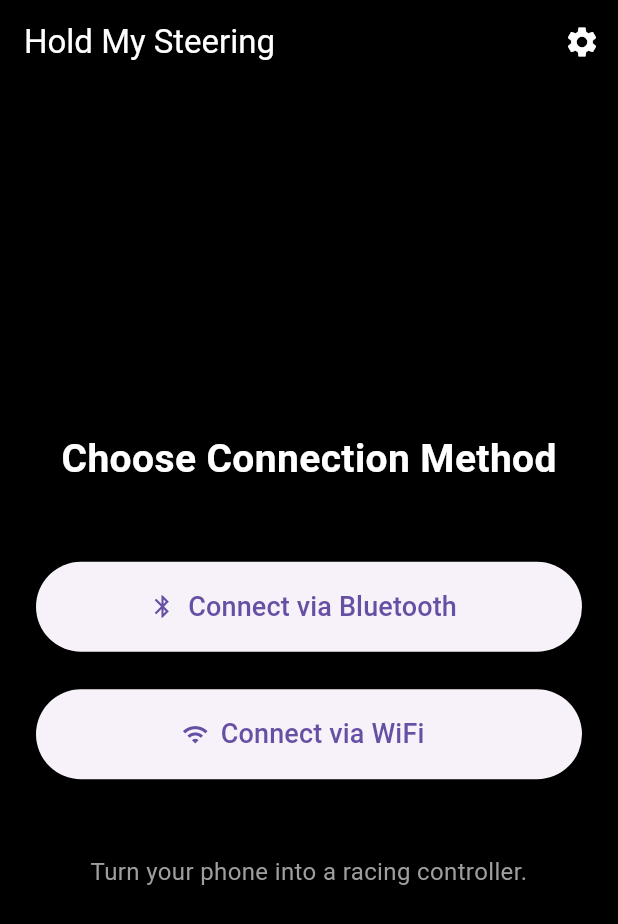
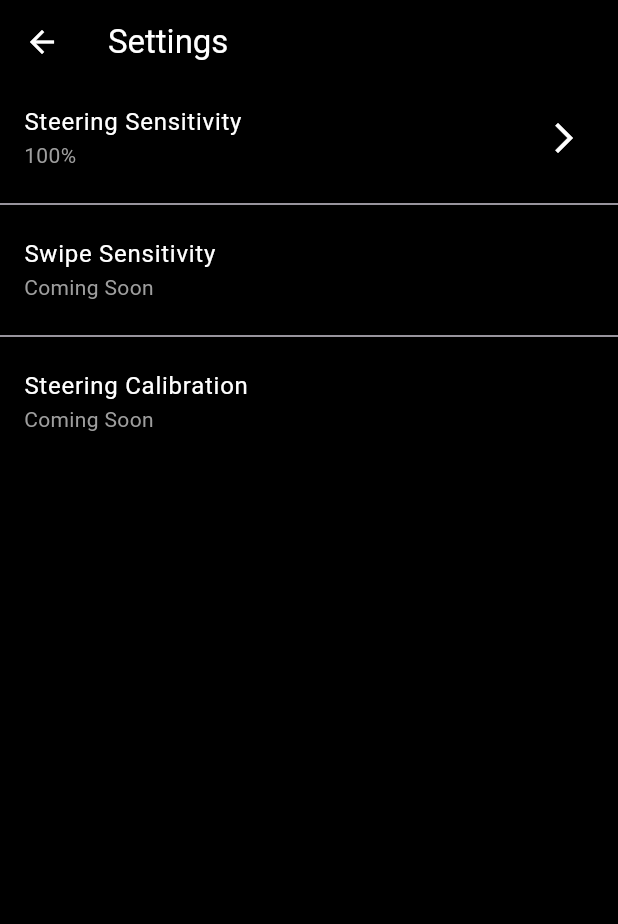
Before and after one commit to Andelif52/hold_my_steering, a Flutter app: the screen it shows after launch, after a tap on the "settings" icon, on a phone screen of 412 x 824 dp. Shown: the top 924 px of the screen. Run offline on Flutter 3.47's test engine with Material 3 defaults, Android fonts, the phone set to English and light mode, and no system bars; our stand-ins replace sensors_plus.

Commit message:
Added steering sensitivity and full steering angle is fixed 90 degree

```diff
--- a/hold_my_steering/mobile_app/lib/screens/landing_page.dart
+++ b/hold_my_steering/mobile_app/lib/screens/landing_page.dart
@@ -1,5 +1,6 @@
 import 'package:flutter/material.dart';
 import 'wifi_page.dart';
+import 'settings_page.dart';
 
 class LandingPage extends StatelessWidget {
   const LandingPage({super.key});
@@ -18,6 +19,11 @@ class LandingPage extends StatelessWidget {
             icon: const Icon(Icons.settings),
             onPressed: () {
               // Navigate to Settings Page
+              Navigator.push(
+                context,
+
+                MaterialPageRoute(builder: (context) => const SettingsPage()),
+              );
             },
           ),
         ],
@@ -68,8 +74,7 @@ class LandingPage extends StatelessWidget {
                   onPressed: () {
                     Navigator.push(
                       context,
-                      MaterialPageRoute(
-                        builder: (context) => const WifiPage()),
+                      MaterialPageRoute(builder: (context) => const WifiPage()),
                     ); // Navigate to WiFi Screen
                   },
                 ),
--- /dev/null
+++ b/hold_my_steering/mobile_app/lib/screens/settings_page.dart
@@ -0,0 +1,155 @@
+import 'package:flutter/material.dart';
+import '../settings/controller_settings.dart';
+
+class SettingsPage extends StatefulWidget {
+  const SettingsPage({super.key});
+
+  @override
+  State<SettingsPage> createState() => _SettingsPageState();
+}
+
+class _SettingsPageState extends State<SettingsPage> {
+
+  List<int> steeringValues = [];
+
+  @override
+  void initState() {
+    super.initState();
+
+    for(int i = 50 ; i <= 200 ; i += 10){
+      steeringValues.add(i);
+    }
+  }
+
+  @override
+  Widget build(BuildContext context) {
+
+    return Scaffold(
+
+      backgroundColor: Colors.black,
+
+      appBar: AppBar(
+        title: const Text("Settings"),
+        backgroundColor: Colors.black,
+        foregroundColor: Colors.white,
+      ),
+
+      body: ListView(
+
+        children: [
+
+          ListTile(
+
+            title: const Text(
+              "Steering Sensitivity",
+              style: TextStyle(
+                color: Colors.white,
+              ),
+            ),
+
+            subtitle: Text(
+              "${ControllerSettings.steeringSensitivity}%",
+              style: const TextStyle(
+                color: Colors.grey,
+              ),
+            ),
+
+            trailing: const Icon(
+              Icons.arrow_forward_ios,
+              color: Colors.white,
+            ),
+
+            onTap: () {
+
+              showModalBottomSheet(
+
+                context: context,
+
+                builder: (context){
+
+                  return ListView.builder(
+
+                    itemCount: steeringValues.length,
+
+                    itemBuilder: (context,index){
+
+                      return ListTile(
+
+                        title:
+                        Text("${steeringValues[index]}%"),
+
+                        onTap: (){
+
+                          setState(() {
+
+                            ControllerSettings
+                                .steeringSensitivity =
+                            steeringValues[index];
+
+                          });
+
+                          Navigator.pop(context);
+
+                        },
+
+                      );
+
+                    },
+
+                  );
+
+                },
+
+              );
+
+            },
+
+          ),
+
+          const Divider(),
+
+          const ListTile(
+
+            title: Text(
+              "Swipe Sensitivity",
+              style: TextStyle(
+                color: Colors.white,
+              ),
+            ),
+
+            subtitle: Text(
+              "Coming Soon",
+              style: TextStyle(
+                color: Colors.grey,
+              ),
+            ),
+
+          ),
+
+          const Divider(),
+
+          const ListTile(
+
+            title: Text(
+              "Steering Calibration",
+              style: TextStyle(
+                color: Colors.white,
+              ),
+            ),
+
+            subtitle: Text(
+              "Coming Soon",
+              style: TextStyle(
+                color: Colors.grey,
+              ),
+            ),
+
+          ),
+
+        ],
+
+      ),
+
+    );
+  }
+}
--- /dev/null
+++ b/hold_my_steering/mobile_app/lib/settings/controller_settings.dart
@@ -0,0 +1,19 @@
+class ControllerSettings {
+
+  // Steering Sensitivity
+
+  static int steeringSensitivity = 100;
+
+
+  // Swipe Sensitivity (in millimeters)
+
+  static double swipeSensitivityMM = 40;
+
+
+  // Steering Calibration
+
+  static double steeringOffset = 0;
+
+  static bool isCalibrated = false;
+
+}
```
Also changed, not shown: hold_my_steering/mobile_app/lib/screens/controller_screen.dart (+29 -9 lines), 1 other file.
